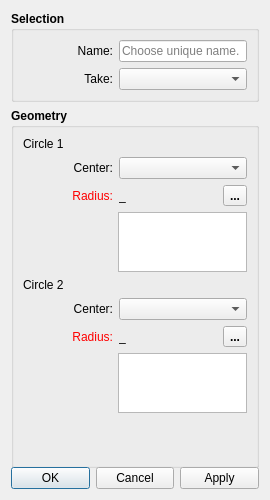
Above: src/libs/vtools/dialogs/tools/intersect_circles_dialog.ui from FashionFreedom/Seamly2D before the change. Below: the same form after it.
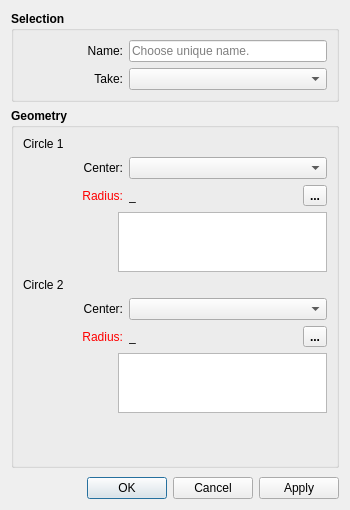
That is the form after the change. Icons and pictures are not drawn.

```diff
--- a/src/libs/vtools/dialogs/tools/intersect_circles_dialog.ui
+++ b/src/libs/vtools/dialogs/tools/intersect_circles_dialog.ui
@@ -6,8 +6,8 @@
    <rect>
     <x>0</x>
     <y>0</y>
-    <width>270</width>
-    <height>500</height>
+    <width>350</width>
+    <height>510</height>
    </rect>
   </property>
   <property name="sizePolicy">
@@ -65,7 +65,7 @@
             </property>
             <property name="minimumSize">
              <size>
-              <width>90</width>
+              <width>100</width>
               <height>0</height>
              </size>
             </property>
@@ -115,7 +115,7 @@
            <widget class="QLabel" name="label">
             <property name="minimumSize">
              <size>
-              <width>90</width>
+              <width>100</width>
               <height>0</height>
              </size>
             </property>
@@ -205,7 +205,7 @@
               </property>
               <property name="minimumSize">
                <size>
-                <width>90</width>
+                <width>100</width>
                 <height>0</height>
                </size>
               </property>
@@ -259,7 +259,7 @@
               </property>
               <property name="minimumSize">
                <size>
-                <width>90</width>
+                <width>100</width>
                 <height>0</height>
                </size>
               </property>
@@ -349,7 +349,7 @@
               </property>
               <property name="sizeHint" stdset="0">
                <size>
-                <width>40</width>
+                <width>10</width>
                 <height>20</height>
                </size>
               </property>
@@ -503,7 +503,7 @@
               </property>
               <property name="minimumSize">
                <size>
-                <width>90</width>
+                <width>100</width>
                 <height>0</height>
                </size>
               </property>
@@ -557,7 +557,7 @@
               </property>
               <property name="minimumSize">
                <size>
-                <width>90</width>
+                <width>100</width>
                 <height>0</height>
                </size>
               </property>
@@ -647,7 +647,7 @@
               </property>
               <property name="sizeHint" stdset="0">
                <size>
-                <width>40</width>
+                <width>10</width>
                 <height>20</height>
                </size>
               </property>
```
